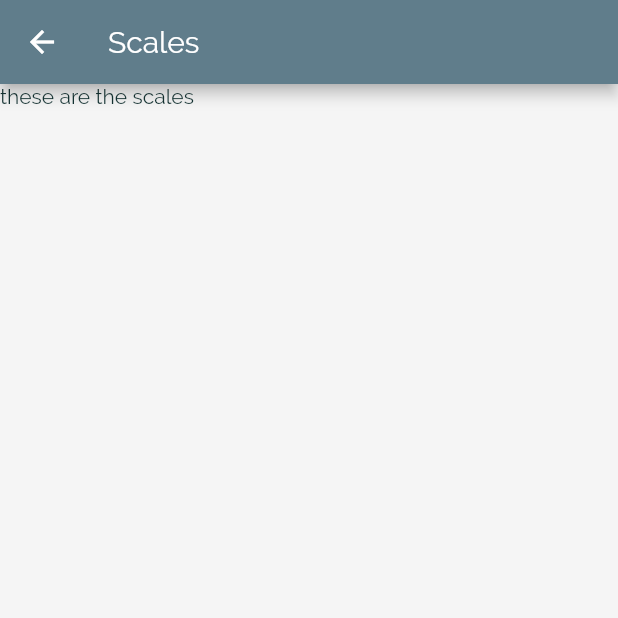
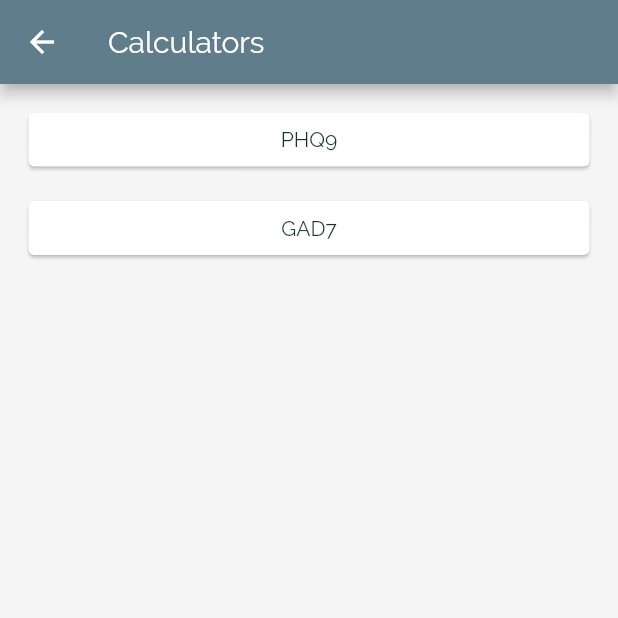
Before and after one commit to skoller/PsychStation, a Flutter app: the screen it shows after launch, after a tap on "Scales", on a phone screen of 412 x 824 dp, the top half of it. Run offline on Flutter 3.47's test engine with Material 2 defaults, Android fonts, the phone set to English and light mode, and no system bars.

Commit message:
changed file nomenclature and folder organization

```diff
--- a/lib/Tools/Scales/Scales_screen.dart
+++ b/lib/Tools/Scales/Gad7/Gad7_screen.dart
@@ -1,14 +1,14 @@
 import 'package:flutter/material.dart';
 
-class ScalesScreen extends StatelessWidget {
+class Gad7Screen extends StatelessWidget {
   @override
   Widget build(BuildContext context) {
     return Scaffold(
       appBar: AppBar(
-        title: Text("Scales"),
+        title: Text("GAD7"),
       ),
       body: Container(
-       child: Text('these are the scales'),
+       child: Text('this is the GAD7'),
       ),
     );
   }
--- /dev/null
+++ b/lib/Tools/Scales/Phq9/Phq9_screen.dart
@@ -0,0 +1,15 @@
+import 'package:flutter/material.dart';
+
+class Phq9Screen extends StatelessWidget {
+  @override
+  Widget build(BuildContext context) {
+    return Scaffold(
+      appBar: AppBar(
+        title: Text("PHQ9"),
+      ),
+      body: Container(
+       child: Text('this is the PHQ9'),
+      ),
+    );
+  }
+}
--- /dev/null
+++ b/lib/Tools/Scales/Scales_list_item.dart
@@ -0,0 +1,48 @@
+import 'package:flutter/material.dart';
+
+class ScalesListItem extends StatelessWidget {
+  final String id;
+  final String title;
+
+  ScalesListItem(this.id, this.title);
+
+  void selectCalc(BuildContext context, String title) {
+    void navPush(String route, Function args) {
+      Navigator.of(context).pushNamed(route, arguments: args);
+    }
+
+    switch (title) {
+      case 'PHQ9':
+        {
+          navPush('/tools/scales/phq9', (_) {});
+        }
+        break;
+      case 'GAD7':
+        {
+          navPush('/tools/scales/gad7', (_) {});
+        }
+        break;
+      default:
+        {}
+    }
+  }
+
+  Widget build(BuildContext context) {
+    return Container(
+        width: double.infinity,
+        padding: EdgeInsets.only(left: 15, right: 15, top: 15),
+        child: Card(
+          child: InkWell(
+            onTap: () => selectCalc(context, title),
+            child: Container(
+              padding: const EdgeInsets.all(10),
+              child: Text(
+                title,
+                style: Theme.of(context).textTheme.bodyText1,
+                textAlign: TextAlign.center,
+              ),
+            ),
+          ),
+        ));
+  }
+}
--- /dev/null
+++ b/lib/Tools/Scales/Scales_list_screen.dart
@@ -0,0 +1,30 @@
+import 'package:flutter/material.dart';
+import './Scales_list_item.dart';
+
+final scales = const [
+    {
+      'id': 's1',
+      'title': 'PHQ9',
+    },
+    {
+      'id': 's2',
+      'title': 'GAD7',
+    },
+  ];
+
+class ScalesListScreen extends StatelessWidget {
+  @override
+  Widget build(BuildContext context) {
+    return Scaffold(
+      appBar: AppBar(
+        title: Text("Calculators"),
+      ),
+      body: Container(
+        child: Column(children: [
+          ScalesListItem(scales[0]['id'], scales[0]['title']),
+          ScalesListItem(scales[1]['id'], scales[1]['title']),
+        ]),
+      ),
+    );
+  }
+}
--- a/lib/main.dart
+++ b/lib/main.dart
@@ -1,8 +1,10 @@
 import './Tools/Tools_screen.dart';
-import './Tools/Calculators/Calulators_screen.dart';
-import './Tools/Calculators/Li_calc_screen.dart';
-import './Tools/Calculators/Benzo_calc_screen.dart';
-import './Tools/Scales/Scales_screen.dart';
+import './Tools/Calculators/Calculators_list_screen.dart';
+import './Tools/Calculators/Lithium_calc/Li_calc_screen.dart';
+import './Tools/Calculators/Benzo_calc/Benzo_calc_screen.dart';
+import './Tools/Scales/Scales_list_screen.dart';
+import './Tools/Scales/Phq9/Phq9_screen.dart';
+import './Tools/Scales/Gad7/Gad7_screen.dart';
 import './Tools/Landmark_Studies/Landmark_studies_screen.dart';
 import './Tools/Clinical_Guides/Clinical_guides_screen.dart';
 import './Tools/Local_Resources/Local_resources_screen.dart';
@@ -43,8 +45,8 @@ class MyApp extends StatelessWidget {
       home: ToolsScreen(),
       routes: {
         '/tools': (cntx) => ToolsScreen(),
-        '/tools/calculators': (cntx) => CalculatorsScreen(),
-        '/tools/scales': (cntx) => ScalesScreen(),
+        '/tools/calculators': (cntx) => CalculatorsListScreen(),
+        '/tools/scales': (cntx) => ScalesListScreen(),
         '/tools/landmark_studies': (cntx) => LandmarkStudiesScreen(),
         '/tools/clinical_guides': (cntx) => ClinicalGuidesScreen(),
         '/tools/local_resources': (cntx) => LocalResourcesScreen(),
@@ -54,6 +56,9 @@ class MyApp extends StatelessWidget {
 
         '/tools/calculators/Li': (cntx) => LiCalcScreen(),
         '/tools/calculators/Benzo': (cntx) => BenzoCalcScreen(),
+
+        '/tools/scales/phq9': (cntx) => Phq9Screen(),
+        '/tools/scales/gad7': (cntx) => Gad7Screen(),
       },
     );
   }
```
Also changed, not shown: lib/Tools/Calculators/Calculators_list_item.dart (renamed from lib/Tools/Calculators/Calculator_item.dart, +6 -5 lines), lib/Tools/Calculators/Calculators_list_screen.dart (renamed from lib/Tools/Calculators/Calulators_screen.dart, +4 -4 lines), lib/Tools/Calculators/Benzo_calc/Benzo_calc_screen.dart (renamed from lib/Tools/Calculators/Benzo_calc_screen.dart), lib/Tools/Calculators/Lithium_calc/Li_calc_screen.dart (renamed from lib/Tools/Calculators/Li_calc_screen.dart).
